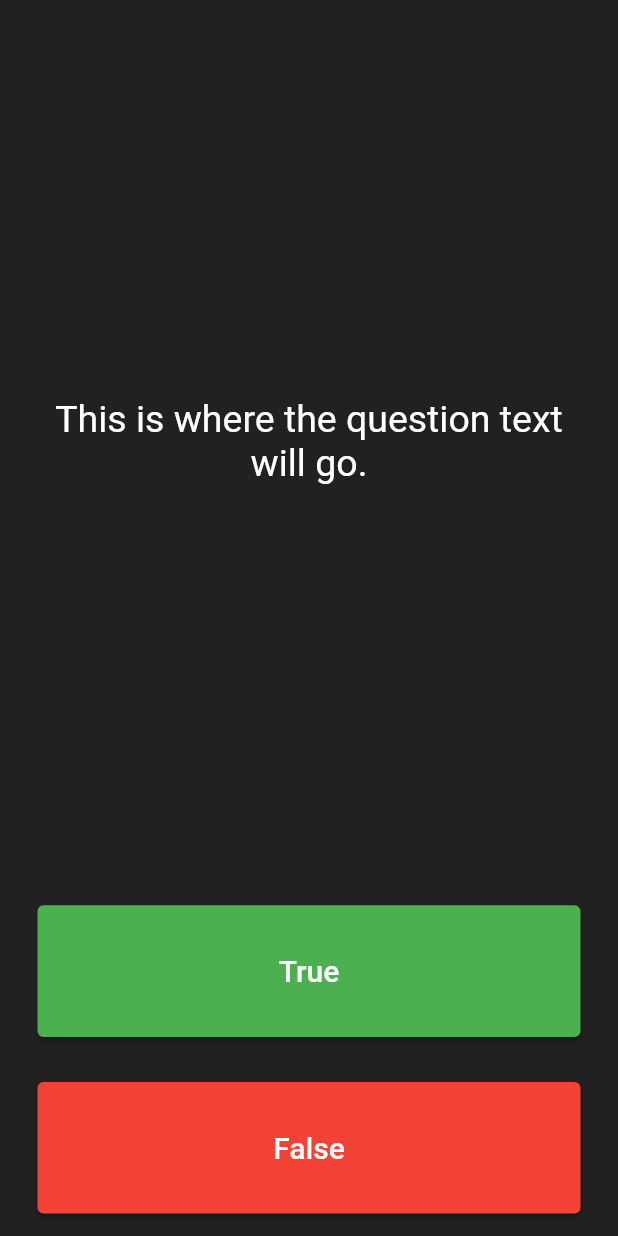
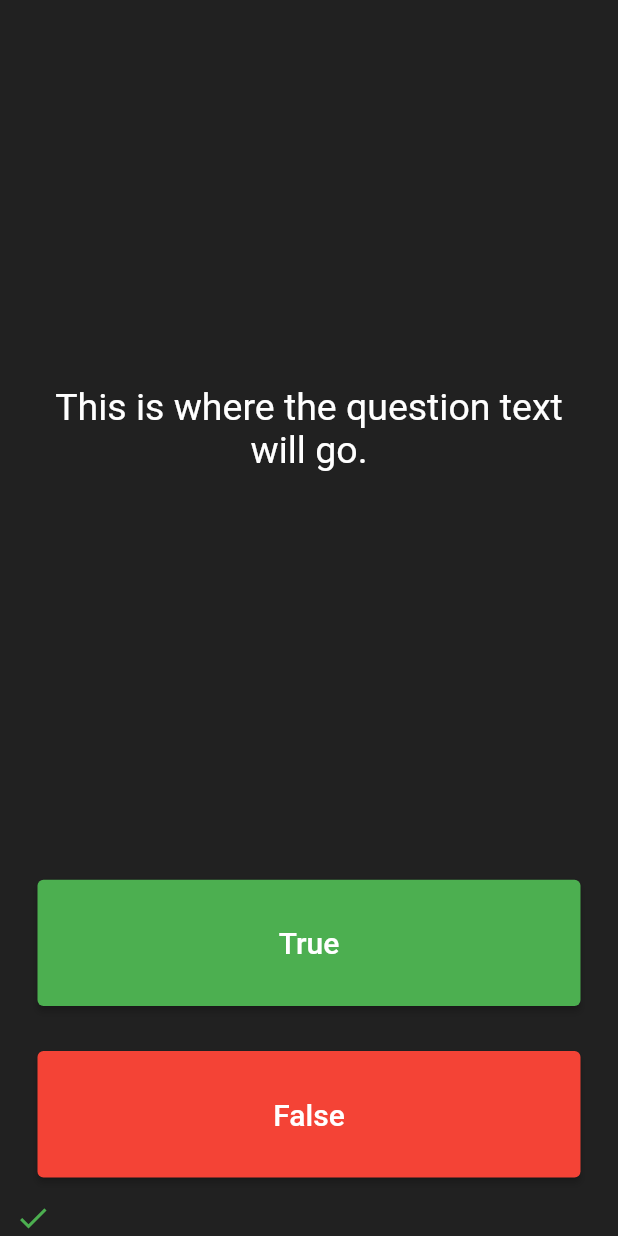
Before and after one commit to hshehabu/quiz_app_flutter, a Flutter app: the screen it shows after launch, after a tap on "True", on a phone screen of 412 x 824 dp. Run offline on Flutter 3.47's test engine with Material 2 defaults, Android fonts, the phone set to English and light mode, and no system bars.

Commit message:
score keeper added

```diff
--- a/lib/main.dart
+++ b/lib/main.dart
@@ -25,6 +25,7 @@ class QuizPage extends StatefulWidget {
 }
 
 class _QuizPageState extends State<QuizPage> {
+  List<Icon> scoreKeeper = [];
   @override
   Widget build(BuildContext context) {
     return Column(
@@ -61,8 +62,11 @@ class _QuizPageState extends State<QuizPage> {
                   fontSize: 20.0,
                 ),
               ),
+
               onPressed: () {
-                //The user picked true.
+                setState(() {
+                  scoreKeeper.add(Icon(Icons.check, color: Colors.green));
+                });
               },
             ),
           ),
@@ -80,12 +84,16 @@ class _QuizPageState extends State<QuizPage> {
                 ),
               ),
               onPressed: () {
-                //The user picked false.
+                setState(() {
+                  scoreKeeper.add(Icon(Icons.close, color: Colors.red));
+                });
               },
             ),
           ),
         ),
-        //TODO: Add a Row here as your score keeper
+        Row(
+          children: scoreKeeper,
+        )
       ],
     );
   }
```
